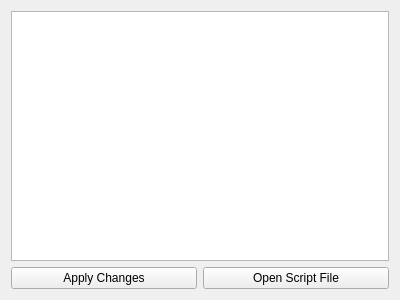
Old version of the form scriptwindow.ui in the repository vos/planetattack.
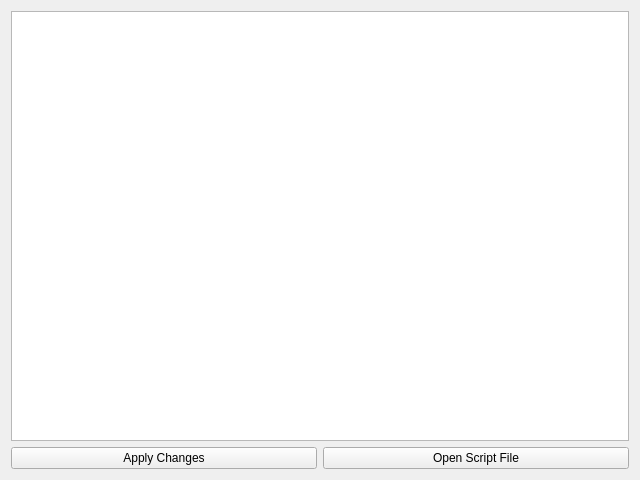
New version of the form.

The edit to the form file:
```diff
--- a/scriptwindow.ui
+++ b/scriptwindow.ui
@@ -6,8 +6,8 @@
    <rect>
     <x>0</x>
     <y>0</y>
-    <width>400</width>
-    <height>300</height>
+    <width>640</width>
+    <height>480</height>
    </rect>
   </property>
   <property name="windowTitle">
@@ -15,7 +15,13 @@
   </property>
   <layout class="QVBoxLayout" name="verticalLayout">
    <item>
-    <widget class="QTextEdit" name="scriptTextEdit"/>
+    <widget class="QTextEdit" name="scriptTextEdit">
+     <property name="font">
+      <font>
+       <family>Courier</family>
+      </font>
+     </property>
+    </widget>
    </item>
    <item>
     <layout class="QHBoxLayout" name="horizontalLayout">
```
